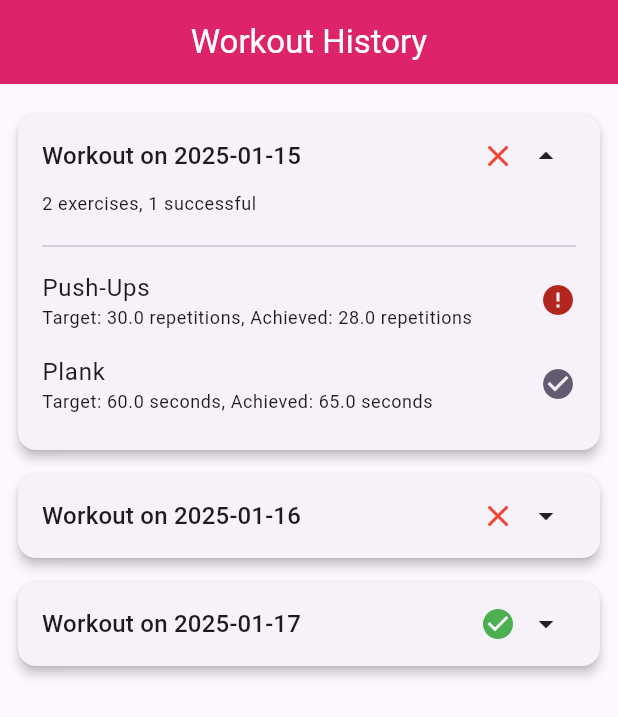
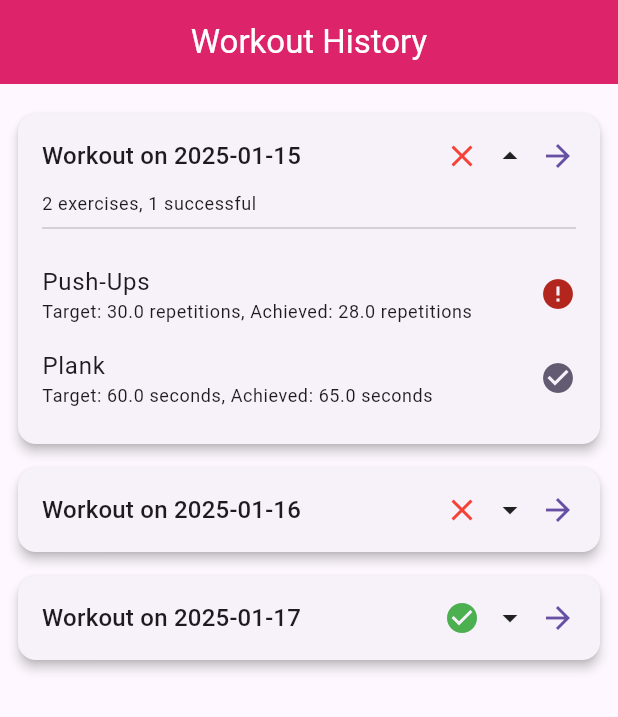
Before and after one commit to Karthikeya02/move, a Flutter app: the screen it shows after launch, after a tap on an icon or button, on a phone screen of 412 x 824 dp. Shown: the top 717 px of the screen. Run offline on Flutter 3.47's test engine with Material 3 defaults, Android fonts, the phone set to English and light mode, and no system bars.

Commit message:
divided the app into multiple files

```diff
--- /dev/null
+++ b/lib/data/fake_workouts.dart
@@ -0,0 +1,45 @@
+import '../models/exercise.dart';
+import '../models/exercise_result.dart';
+import '../models/workout.dart';
+
+final List<Workout> workouts = [
+  Workout(
+    date: DateTime(2025, 1, 15),
+    results: [
+      ExerciseResult(
+        exercise: Exercise(name: 'Push-Ups', targetOutput: 30, unit: 'repetitions'),
+        actualOutput: 28,
+      ),
+      ExerciseResult(
+        exercise: Exercise(name: 'Plank', targetOutput: 60, unit: 'seconds'),
+        actualOutput: 65,
+      ),
+    ],
+  ),
+  Workout(
+    date: DateTime(2025, 1, 16),
+    results: [
+      ExerciseResult(
+        exercise: Exercise(name: 'Running', targetOutput: 1000, unit: 'meters'),
+        actualOutput: 979,
+      ),
+      ExerciseResult(
+        exercise: Exercise(name: 'Push-Ups', targetOutput: 30, unit: 'repetitions'),
+        actualOutput: 32,
+      ),
+    ],
+  ),
+  Workout(
+    date: DateTime(2025, 1, 17),
+    results: [
+      ExerciseResult(
+        exercise: Exercise(name: 'Squats', targetOutput: 40, unit: 'repetitions'),
+        actualOutput: 42,
+      ),
+      ExerciseResult(
+        exercise: Exercise(name: 'Plank', targetOutput: 60, unit: 'seconds'),
+        actualOutput: 60,
+      ),
+    ],
+  ),
+];
--- a/lib/main.dart
+++ b/lib/main.dart
@@ -1,9 +1,9 @@
 import 'package:flutter/material.dart';
-import 'workout_data.dart';
+import 'pages/workout_history_page.dart'; // Update import path
 
 void main() {
   runApp(MaterialApp(
     debugShowCheckedModeBanner: false,
-    home: WorkoutHistoryPage(),
+    home: WorkoutHistoryPage(), // Entry point updated to use the new structure
   ));
 }
--- /dev/null
+++ b/lib/models/exercise.dart
@@ -0,0 +1,16 @@
+class Exercise {
+  final String name;
+  final double targetOutput;
+  final String unit;
+
+  const Exercise({
+    required this.name,
+    required this.targetOutput,
+    required this.unit,
+  });
+
+  @override
+  String toString() {
+    return '$name (Target: $targetOutput $unit)';
+  }
+}
--- /dev/null
+++ b/lib/models/exercise_result.dart
@@ -0,0 +1,16 @@
+import 'exercise.dart';
+
+class ExerciseResult {
+  final Exercise exercise;
+  final double actualOutput;
+
+  const ExerciseResult({
+    required this.exercise,
+    required this.actualOutput,
+  });
+
+  @override
+  String toString() {
+    return '${exercise.name}: $actualOutput/${exercise.targetOutput} ${exercise.unit}';
+  }
+}
--- /dev/null
+++ b/lib/models/workout.dart
@@ -0,0 +1,20 @@
+import 'exercise_result.dart';
+
+class Workout {
+  final DateTime date;
+  final List<ExerciseResult> results;
+
+  Workout({
+    required this.date,
+    required this.results,
+  });
+
+  int get successfulResultsCount =>
+      results.where((r) => r.actualOutput >= r.exercise.targetOutput).length;
+
+  @override
+  String toString() {
+    final resultsString = results.map((r) => '\n$r').join();
+    return 'Workout on ${date.toLocal()}$resultsString';
+  }
+}
--- /dev/null
+++ b/lib/pages/workout_graph_page.dart
@@ -0,0 +1,54 @@
+import 'package:flutter/material.dart';
+import '../models/workout.dart';
+
+class WorkoutGraphPage extends StatelessWidget {
+  final Workout workout;
+
+  const WorkoutGraphPage({Key? key, required this.workout}) : super(key: key);
+
+  @override
+  Widget build(BuildContext context) {
+    return Scaffold(
+      appBar: AppBar(
+        title: Text(
+          'Workout Details',
+          style: TextStyle(color: Colors.white),
+        ),
+        backgroundColor: Colors.pink,
+      ),
+      body: Padding(
+        padding: const EdgeInsets.all(16.0),
+        child: Column(
+          crossAxisAlignment: CrossAxisAlignment.start,
+          children: [
+            Text(
+              'Workout on ${workout.date.toLocal().toString().split(' ')[0]}',
+              style: Theme.of(context).textTheme.headlineSmall,
+            ),
+            const SizedBox(height: 16),
+            Expanded(
+              child: ListView.builder(
+                itemCount: workout.results.length,
+                itemBuilder: (context, index) {
+                  final result = workout.results[index];
+                  final progress = (result.actualOutput / result.exercise.targetOutput).clamp(0.0, 1.0);
+
+                  return ListTile(
+                    title: Text(result.exercise.name),
+                    subtitle: Text(
+                      'Target: ${result.exercise.targetOutput} ${result.exercise.unit}, Achieved: ${result.actualOutput} ${result.exercise.unit}',
+                    ),
+                    trailing: CircularProgressIndicator(
+                      value: progress,
+                      strokeWidth: 4,
+                    ),
+                  );
+                },
+              ),
+            ),
+          ],
+        ),
+      ),
+    );
+  }
+}
--- /dev/null
+++ b/lib/pages/workout_history_page.dart
@@ -0,0 +1,151 @@
+import 'package:flutter/material.dart';
+import '../data/fake_workouts.dart';
+import '../models/workout.dart';
+import 'workout_graph_page.dart';
+
+class WorkoutHistoryPage extends StatefulWidget {
+  @override
+  _WorkoutHistoryPageState createState() => _WorkoutHistoryPageState();
+}
+
+class _WorkoutHistoryPageState extends State<WorkoutHistoryPage> {
+  int? expandedIndex;
+
+  @override
+  Widget build(BuildContext context) {
+    return Scaffold(
+      appBar: AppBar(
+        title: Text(
+          'Workout History',
+          style: TextStyle(color: Colors.white),
+        ),
+        centerTitle: true,
+        elevation: 4,
+        backgroundColor: Colors.pink,
+      ),
+      body: ListView.builder(
+        padding: const EdgeInsets.all(12.0),
+        itemCount: workouts.length,
+        itemBuilder: (context, index) {
+          final workout = workouts[index];
+          final isExpanded = expandedIndex == index;
+          final allSuccessful = workout.successfulResultsCount == workout.results.length;
+
+          return Card(
+            elevation: 3,
+            margin: const EdgeInsets.symmetric(vertical: 8),
+            shape: RoundedRectangleBorder(borderRadius: BorderRadius.circular(12)),
+            child: InkWell(
+              borderRadius: BorderRadius.circular(12),
+              onTap: () {
+                setState(() {
+                  expandedIndex = isExpanded ? null : index;
+                });
+              },
+              child: Padding(
+                padding: const EdgeInsets.all(16.0),
+                child: Column(
+                  crossAxisAlignment: CrossAxisAlignment.start,
+                  children: [
+                    // Header Row with date and icons
+                    Row(
+                      mainAxisAlignment: MainAxisAlignment.spaceBetween,
+                      children: [
+                        Expanded(
+                          child: Text(
+                            'Workout on ${workout.date.toLocal().toString().split(' ')[0]}',
+                            style: Theme.of(context).textTheme.titleMedium,
+                            overflow: TextOverflow.ellipsis,
+                          ),
+                        ),
+                        Row(
+                          mainAxisSize: MainAxisSize.min,
+                          children: [
+                            if (allSuccessful)
+                              Icon(Icons.check_circle, color: Colors.green),
+                            if (!allSuccessful)
+                              Icon(Icons.close, color: Colors.red),
+                            const SizedBox(width: 8),
+                            Icon(
+                              isExpanded ? Icons.arrow_drop_up : Icons.arrow_drop_down,
+                            ),
+                            const SizedBox(width: 8),
+                            InkWell(
+                              onTap: () {
+                                Navigator.push(
+                                  context,
+                                  MaterialPageRoute(
+                                    builder: (context) =>
+                                        WorkoutGraphPage(workout: workout),
+                                  ),
+                                );
+                              },
+                              child: Icon(
+                                Icons.arrow_forward,
+                                color: Theme.of(context).colorScheme.primary,
+                              ),
+                            ),
+                          ],
+                        ),
+                      ],
+                    ),
+
+                    // Expanded section with workout details
+                    if (isExpanded) ...[
+                      const SizedBox(height: 12),
+                      Text(
+                        '${workout.results.length} exercises, ${workout.successfulResultsCount} successful',
+                        style: Theme.of(context).textTheme.bodySmall,
+                      ),
+                      const Divider(),
+                      const SizedBox(height: 8),
+                      // List of exercises
+                      ListView.builder(
+                        shrinkWrap: true,
+                        physics: NeverScrollableScrollPhysics(),
+                        itemCount: workout.results.length,
+                        itemBuilder: (context, resultIndex) {
+                          final result = workout.results[resultIndex];
+                          final isSuccess = result.actualOutput >= result.exercise.targetOutput;
+                          return Padding(
+                            padding: const EdgeInsets.symmetric(vertical: 8.0),
+                            child: Row(
+                              mainAxisAlignment: MainAxisAlignment.spaceBetween,
+                              children: [
+                                Expanded(
+                                  child: Column(
+                                    crossAxisAlignment: CrossAxisAlignment.start,
+                                    children: [
+                                      Text(
+                                        result.exercise.name,
+                                        style: Theme.of(context).textTheme.bodyLarge,
+                                      ),
+                                      Text(
+                                        'Target: ${result.exercise.targetOutput} ${result.exercise.unit}, Achieved: ${result.actualOutput} ${result.exercise.unit}',
+                                        style: Theme.of(context).textTheme.bodySmall,
+                                      ),
+                                    ],
+                                  ),
+                                ),
+                                Icon(
+                                  isSuccess ? Icons.check_circle : Icons.error,
+                                  color: isSuccess
+                                      ? Theme.of(context).colorScheme.secondary
+                                      : Theme.of(context).colorScheme.error,
+                                ),
+                              ],
+                            ),
+                          );
+                        },
+                      ),
+                    ],
+                  ],
+                ),
+              ),
+            ),
+          );
+        },
+      ),
+    );
+  }
+}
```
